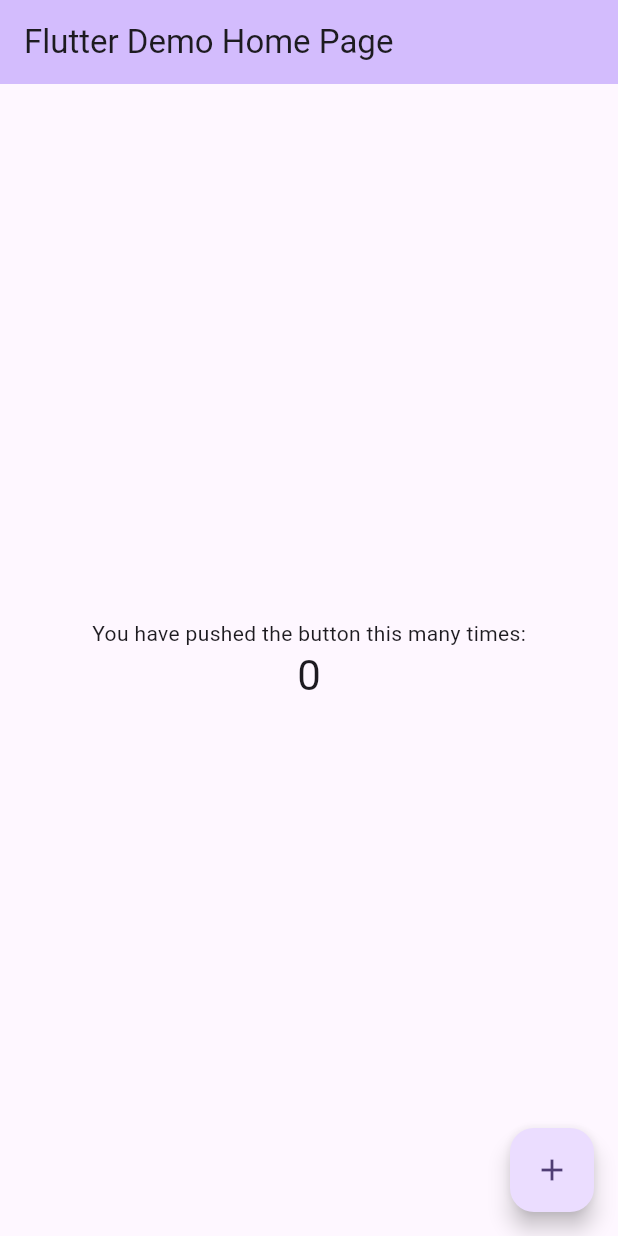
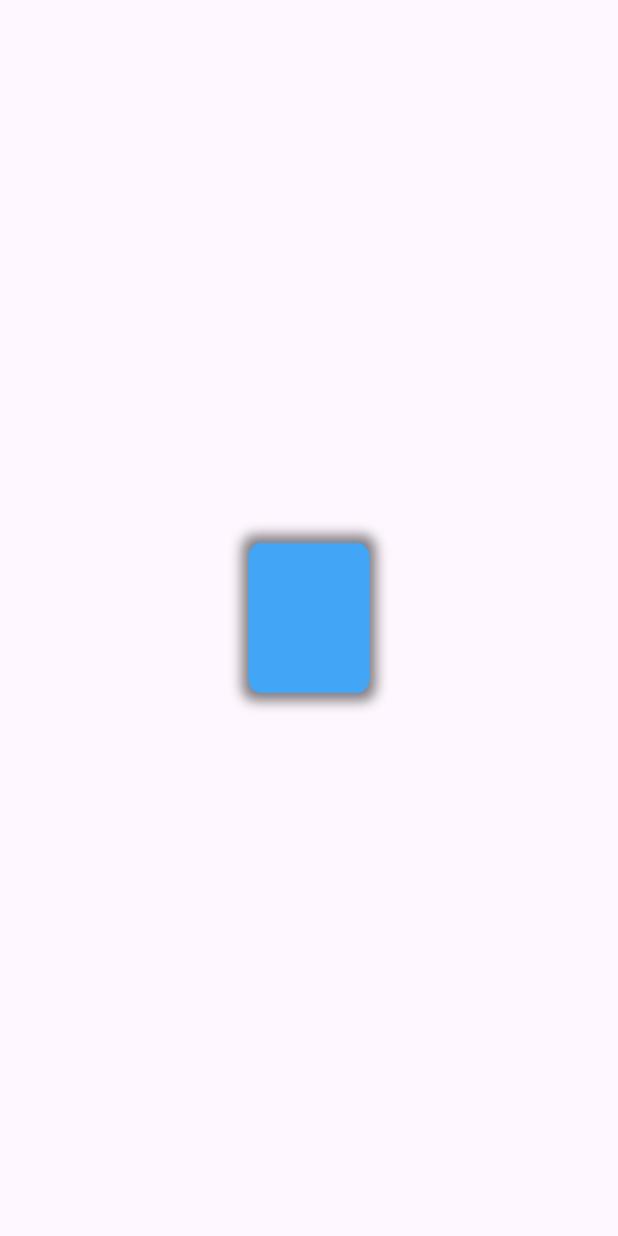
Before and after one commit to sawadogo78/flutter_animations, a Flutter app: the screen it shows after launch, on a phone screen of 412 x 824 dp. Run offline on Flutter 3.47's test engine with Material 2 defaults, Android fonts, the phone set to English and light mode, and no system bars.

Commit message:
AnimatedBuilder and Transform

```diff
--- a/analysis_options.yaml
+++ b/analysis_options.yaml
@@ -7,9 +7,9 @@
 
 # The following line activates a set of recommended lints for Flutter apps,
 # packages, and plugins designed to encourage good coding practices.
-include: package:flutter_lints/flutter.yaml
+# include: package:flutter_lints/flutter.yaml
 
-linter:
+# linter:
   # The lint rules applied to this project can be customized in the
   # section below to disable rules from the `package:flutter_lints/flutter.yaml`
   # included above or to enable additional rules. A list of all available lints
--- /dev/null
+++ b/lib/animations/animatedBuilder_transform.dart
@@ -0,0 +1,66 @@
+import 'dart:math' show pi;
+
+import 'package:flutter/material.dart';
+
+class AnimatedBuilderTransform extends StatefulWidget {
+  const AnimatedBuilderTransform({super.key});
+
+  @override
+  State<AnimatedBuilderTransform> createState() =>
+      _AnimatedBuilderTransformState();
+}
+
+class _AnimatedBuilderTransformState extends State<AnimatedBuilderTransform>
+    with SingleTickerProviderStateMixin {
+  late AnimationController _controller;
+
+  late Animation<double> _animation;
+  @override
+  void initState() {
+    super.initState();
+    _controller = AnimationController(
+      vsync: this,
+      duration: Duration(seconds: 2),
+    );
+    _animation = Tween<double>(begin: 0, end: 2 * pi).animate(_controller);
+    _controller.repeat();
+  }
+
+  @override
+  void dispose() {
+    _controller.dispose();
+    super.dispose();
+  }
+
+  @override
+  Widget build(BuildContext context) {
+    return Scaffold(
+      body: Center(
+        child: AnimatedBuilder(
+          animation: _animation,
+          builder: (context, child) {
+            return Transform(
+              alignment: Alignment.center,
+              transform: Matrix4.identity()..rotateY(_animation.value),
+              child: Container(
+                width: 100,
+                height: 100,
+                decoration: BoxDecoration(
+                  color: Colors.blue.shade400,
+                  borderRadius: BorderRadius.circular(10),
+                  boxShadow: [
+                    BoxShadow(
+                      color: Colors.black.withOpacity(0.5),
+                      spreadRadius: 5.0,
+                      blurRadius: 7.0,
+                    )
+                  ],
+                ),
+              ),
+            );
+          },
+        ),
+      ),
+    );
+  }
+}
--- a/lib/main.dart
+++ b/lib/main.dart
@@ -1,4 +1,5 @@
 import 'package:flutter/material.dart';
+import 'package:flutter_animations/animations/animatedBuilder_transform.dart';
 
 void main() {
   runApp(const MyApp());
@@ -11,115 +12,13 @@ class MyApp extends StatelessWidget {
   @override
   Widget build(BuildContext context) {
     return MaterialApp(
+      debugShowCheckedModeBanner: false,
       title: 'Flutter Demo',
       theme: ThemeData(
-        // This is the theme of your application.
-        //
-        // TRY THIS: Try running your application with "flutter run". You'll see
-        // the application has a blue toolbar. Then, without quitting the app,
-        // try changing the seedColor in the colorScheme below to Colors.green
-        // and then invoke "hot reload" (save your changes or press the "hot
-        // reload" button in a Flutter-supported IDE, or press "r" if you used
-        // the command line to start the app).
-        //
-        // Notice that the counter didn't reset back to zero; the application
-        // state is not lost during the reload. To reset the state, use hot
-        // restart instead.
-        //
-        // This works for code too, not just values: Most code changes can be
-        // tested with just a hot reload.
         colorScheme: ColorScheme.fromSeed(seedColor: Colors.deepPurple),
         useMaterial3: true,
       ),
-      home: const MyHomePage(title: 'Flutter Demo Home Page'),
+      home: AnimatedBuilderTransform(),
     );
   }
 }
-
-class MyHomePage extends StatefulWidget {
-  const MyHomePage({super.key, required this.title});
-
-  // This widget is the home page of your application. It is stateful, meaning
-  // that it has a State object (defined below) that contains fields that affect
-  // how it looks.
-
-  // This class is the configuration for the state. It holds the values (in this
-  // case the title) provided by the parent (in this case the App widget) and
-  // used by the build method of the State. Fields in a Widget subclass are
-  // always marked "final".
-
-  final String title;
-
-  @override
-  State<MyHomePage> createState() => _MyHomePageState();
-}
-
-class _MyHomePageState extends State<MyHomePage> {
-  int _counter = 0;
-
-  void _incrementCounter() {
-    setState(() {
-      // This call to setState tells the Flutter framework that something has
-      // changed in this State, which causes it to rerun the build method below
-      // so that the display can reflect the updated values. If we changed
-      // _counter without calling setState(), then the build method would not be
-      // called again, and so nothing would appear to happen.
-      _counter++;
-    });
-  }
-
-  @override
-  Widget build(BuildContext context) {
-    // This method is rerun every time setState is called, for instance as done
-    // by the _incrementCounter method above.
-    //
-    // The Flutter framework has been optimized to make rerunning build methods
-    // fast, so that you can just rebuild anything that needs updating rather
-    // than having to individually change instances of widgets.
-    return Scaffold(
-      appBar: AppBar(
-        // TRY THIS: Try changing the color here to a specific color (to
-        // Colors.amber, perhaps?) and trigger a hot reload to see the AppBar
-        // change color while the other colors stay the same.
-        backgroundColor: Theme.of(context).colorScheme.inversePrimary,
-        // Here we take the value from the MyHomePage object that was created by
-        // the App.build method, and use it to set our appbar title.
-        title: Text(widget.title),
-      ),
-      body: Center(
-        // Center is a layout widget. It takes a single child and positions it
-        // in the middle of the parent.
-        child: Column(
-          // Column is also a layout widget. It takes a list of children and
-          // arranges them vertically. By default, it sizes itself to fit its
-          // children horizontally, and tries to be as tall as its parent.
-          //
-          // Column has various properties to control how it sizes itself and
-          // how it positions its children. Here we use mainAxisAlignment to
-          // center the children vertically; the main axis here is the vertical
-          // axis because Columns are vertical (the cross axis would be
-          // horizontal).
-          //
-          // TRY THIS: Invoke "debug painting" (choose the "Toggle Debug Paint"
-          // action in the IDE, or press "p" in the console), to see the
-          // wireframe for each widget.
-          mainAxisAlignment: MainAxisAlignment.center,
-          children: <Widget>[
-            const Text(
-              'You have pushed the button this many times:',
-            ),
-            Text(
-              '$_counter',
-              style: Theme.of(context).textTheme.headlineMedium,
-            ),
-          ],
-        ),
-      ),
-      floatingActionButton: FloatingActionButton(
-        onPressed: _incrementCounter,
-        tooltip: 'Increment',
-        child: const Icon(Icons.add),
-      ), // This trailing comma makes auto-formatting nicer for build methods.
-    );
-  }
-}
```
